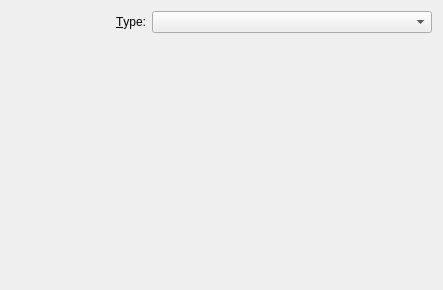
Above: libs/plasmagenericshell/BackgroundDialog.ui from mgottschlag/kwin-tiling before the change. Below: the same form after it.
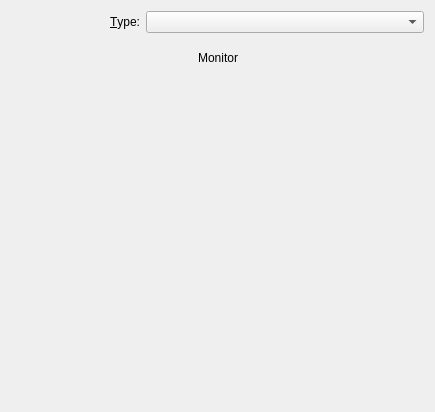
That is the form after the change.

Commit message:
the monitor preview becomes optional, with Wallpaper::setPreviewDuringConfiguration() (default off) image uses it just for slideshows
together with the previous related commits,
FEATURE: new appearance to the background config dialog

```diff
--- a/libs/plasmagenericshell/BackgroundDialog.ui
+++ b/libs/plasmagenericshell/BackgroundDialog.ui
@@ -6,8 +6,8 @@
    <rect>
     <x>0</x>
     <y>0</y>
-    <width>443</width>
-    <height>290</height>
+    <width>435</width>
+    <height>412</height>
    </rect>
   </property>
   <property name="sizePolicy">
@@ -23,7 +23,96 @@
    </size>
   </property>
   <layout class="QGridLayout" name="gridLayout">
-   <item row="1" column="0" colspan="3">
+   <item row="0" column="0">
+    <widget class="QLabel" name="m_wallpaperTypeLabel">
+     <property name="sizePolicy">
+      <sizepolicy hsizetype="Preferred" vsizetype="Fixed">
+       <horstretch>0</horstretch>
+       <verstretch>0</verstretch>
+      </sizepolicy>
+     </property>
+     <property name="minimumSize">
+      <size>
+       <width>129</width>
+       <height>0</height>
+      </size>
+     </property>
+     <property name="text">
+      <string>&amp;Type:</string>
+     </property>
+     <property name="alignment">
+      <set>Qt::AlignRight|Qt::AlignTrailing|Qt::AlignVCenter</set>
+     </property>
+     <property name="buddy">
+      <cstring>m_wallpaperMode</cstring>
+     </property>
+    </widget>
+   </item>
+   <item row="0" column="1">
+    <widget class="QComboBox" name="m_wallpaperMode">
+     <property name="sizePolicy">
+      <sizepolicy hsizetype="Expanding" vsizetype="Fixed">
+       <horstretch>1</horstretch>
+       <verstretch>0</verstretch>
+      </sizepolicy>
+     </property>
+     <property name="minimumSize">
+      <size>
+       <width>150</width>
+       <height>0</height>
+      </size>
+     </property>
+    </widget>
+   </item>
+   <item row="1" column="0" colspan="2">
+    <widget class="QWidget" name="m_monitorWidget" native="true">
+     <layout class="QHBoxLayout" name="horizontalLayout">
+      <item>
+       <spacer name="horizontalSpacer">
+        <property name="orientation">
+         <enum>Qt::Horizontal</enum>
+        </property>
+        <property name="sizeHint" stdset="0">
+         <size>
+          <width>40</width>
+          <height>20</height>
+         </size>
+        </property>
+       </spacer>
+      </item>
+      <item>
+       <widget class="QLabel" name="m_monitor">
+        <property name="sizePolicy">
+         <sizepolicy hsizetype="Preferred" vsizetype="Preferred">
+          <horstretch>0</horstretch>
+          <verstretch>0</verstretch>
+         </sizepolicy>
+        </property>
+        <property name="text">
+         <string>Monitor</string>
+        </property>
+        <property name="alignment">
+         <set>Qt::AlignCenter</set>
+        </property>
+       </widget>
+      </item>
+      <item>
+       <spacer name="horizontalSpacer_2">
+        <property name="orientation">
+         <enum>Qt::Horizontal</enum>
+        </property>
+        <property name="sizeHint" stdset="0">
+         <size>
+          <width>40</width>
+          <height>20</height>
+         </size>
+        </property>
+       </spacer>
+      </item>
+     </layout>
+    </widget>
+   </item>
+   <item row="2" column="0" colspan="2">
     <widget class="QWidget" name="m_wallpaperGroup" native="true">
      <property name="sizePolicy">
       <sizepolicy hsizetype="Expanding" vsizetype="Expanding">
@@ -54,47 +143,6 @@
      </layout>
     </widget>
    </item>
-   <item row="0" column="2">
-    <widget class="QComboBox" name="m_wallpaperMode">
-     <property name="sizePolicy">
-      <sizepolicy hsizetype="Expanding" vsizetype="Fixed">
-       <horstretch>1</horstretch>
-       <verstretch>0</verstretch>
-      </sizepolicy>
-     </property>
-     <property name="minimumSize">
-      <size>
-       <width>150</width>
-       <height>0</height>
-      </size>
-     </property>
-    </widget>
-   </item>
-   <item row="0" column="1">
-    <widget class="QLabel" name="m_wallpaperTypeLabel">
-     <property name="sizePolicy">
-      <sizepolicy hsizetype="Preferred" vsizetype="Fixed">
-       <horstretch>0</horstretch>
-       <verstretch>0</verstretch>
-      </sizepolicy>
-     </property>
-     <property name="minimumSize">
-      <size>
-       <width>129</width>
-       <height>0</height>
-      </size>
-     </property>
-     <property name="text">
-      <string>&amp;Type:</string>
-     </property>
-     <property name="alignment">
-      <set>Qt::AlignRight|Qt::AlignTrailing|Qt::AlignVCenter</set>
-     </property>
-     <property name="buddy">
-      <cstring>m_wallpaperMode</cstring>
-     </property>
-    </widget>
-   </item>
   </layout>
  </widget>
  <resources/>
```
The commit also changes 2 other files.
